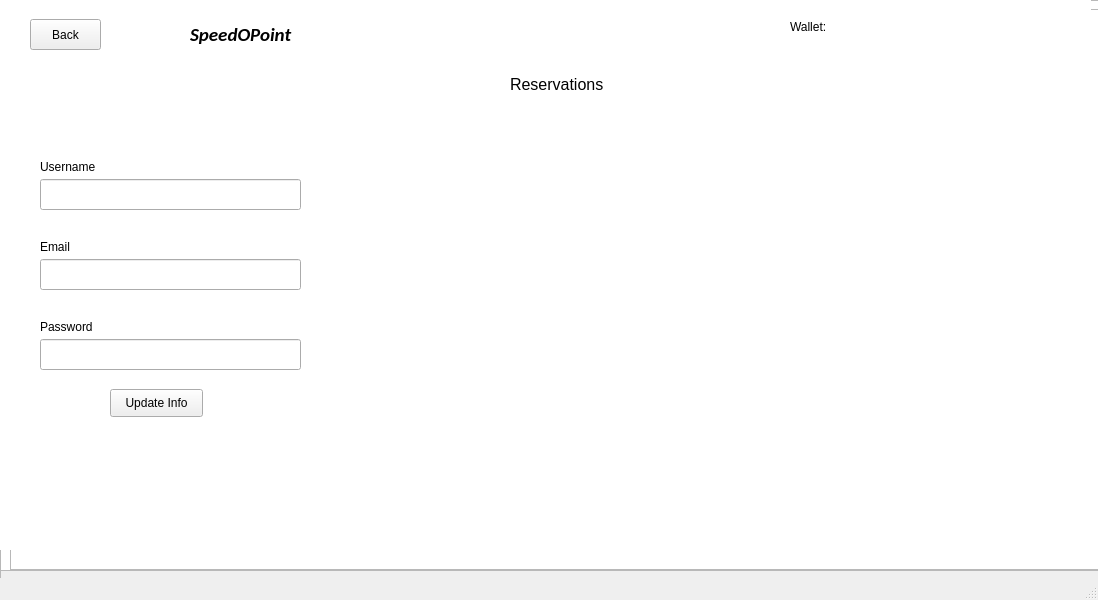
The window that SpeedoPoint/mainwindow.ui (AliEissa2077/speedopoint) describes before a commit, drawn with Qt 5.
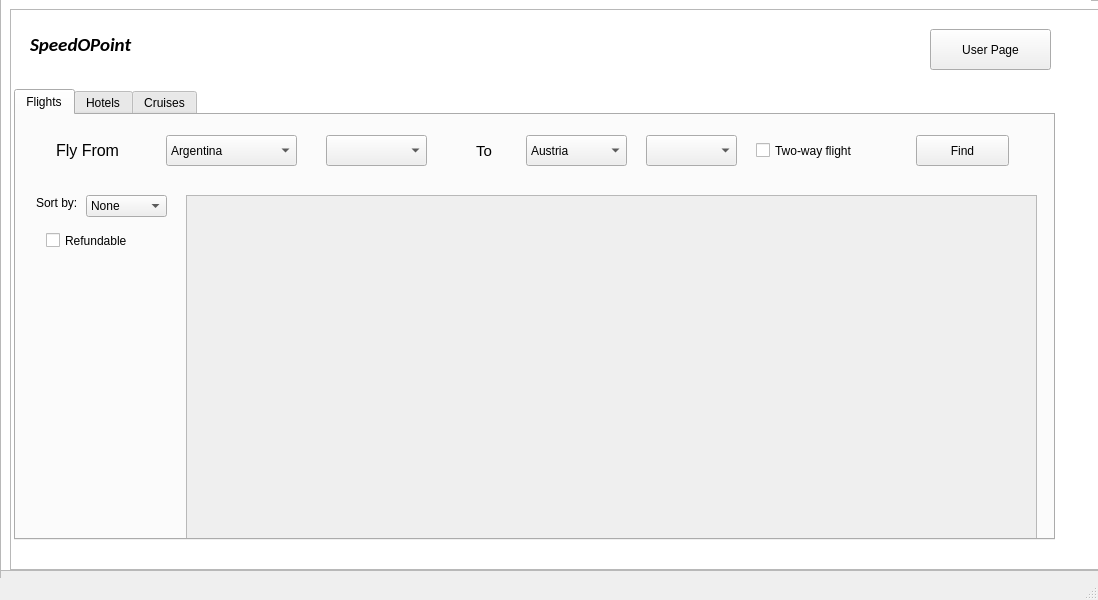
The same window after the commit. The open tabs and pages were chosen to show the change.

```diff
--- a/SpeedoPoint/mainwindow.ui
+++ b/SpeedoPoint/mainwindow.ui
@@ -678,7 +678,25 @@
          <height>351</height>
         </rect>
        </property>
-       <layout class="QVBoxLayout" name="flightlist"/>
+       <layout class="QVBoxLayout" name="flightlis1">
+        <item>
+         <widget class="QScrollArea" name="flightlist">
+          <property name="widgetResizable">
+           <bool>true</bool>
+          </property>
+          <widget class="QWidget" name="scrollAreaWidgetContents">
+           <property name="geometry">
+            <rect>
+             <x>0</x>
+             <y>0</y>
+             <width>847</width>
+             <height>347</height>
+            </rect>
+           </property>
+          </widget>
+         </widget>
+        </item>
+       </layout>
       </widget>
      </widget>
      <widget class="QWidget" name="Hotels">
@@ -1019,7 +1037,11 @@
          <height>351</height>
         </rect>
        </property>
-       <layout class="QVBoxLayout" name="testlist"/>
+       <layout class="QVBoxLayout" name="testlist">
+        <property name="sizeConstraint">
+         <enum>QLayout::SetFixedSize</enum>
+        </property>
+       </layout>
       </widget>
      </widget>
      <widget class="QWidget" name="Cruises">
@@ -2344,8 +2366,8 @@
    </widget>
    <zorder>LoginScreen</zorder>
    <zorder>DetailsPage</zorder>
-   <zorder>Listings</zorder>
    <zorder>UserPage</zorder>
+   <zorder>Listings</zorder>
   </widget>
   <widget class="QMenuBar" name="menubar">
    <property name="geometry">
```
